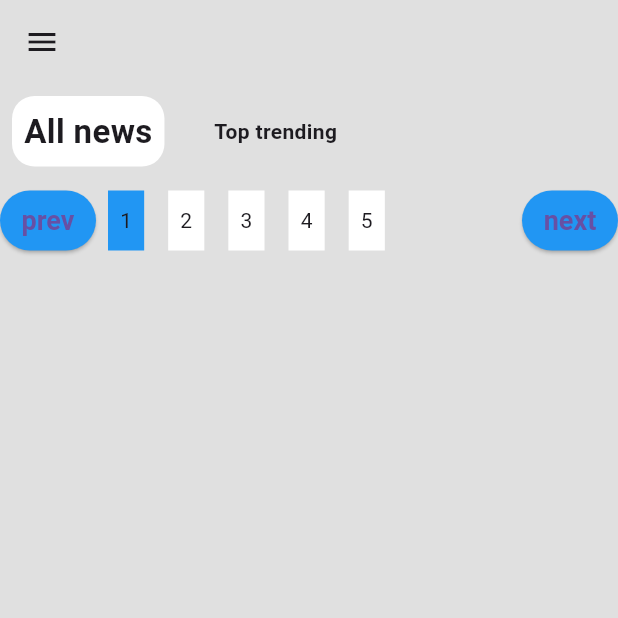
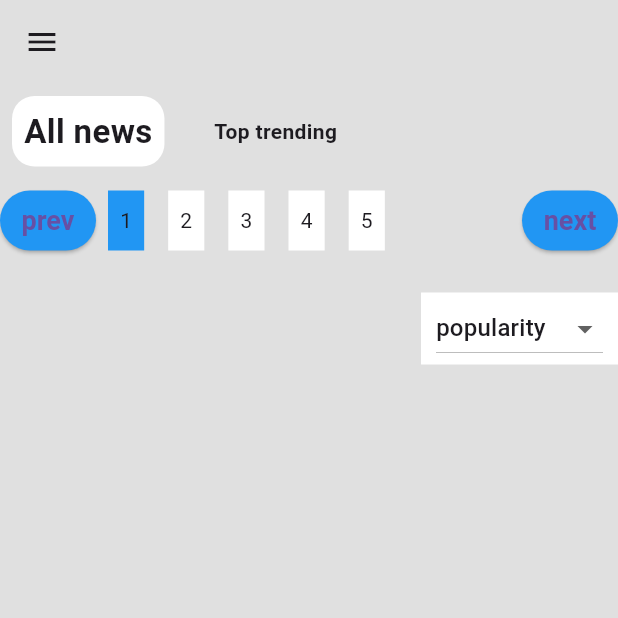
Before and after one commit to m9939418/AlexNewsFlutter, a Flutter app: the screen it shows after launch, on a phone screen of 412 x 824 dp, the top half of it. Run offline on Flutter 3.47's test engine with Material 3 defaults, Android fonts, the phone set to English and light mode, and no system bars; our stand-ins replace flutter_iconly, google_fonts, shared_preferences.

Commit message:
#18 add dropdown button

```diff
--- a/lib/consts/vars.dart
+++ b/lib/consts/vars.dart
@@ -2,3 +2,9 @@ enum NewsType {
   allNews,
   topTrending,
 }
+
+enum SortByEnum {
+  relevancy,
+  popularity,
+  publishedAt,
+}
--- a/lib/screens/home_screen.dart
+++ b/lib/screens/home_screen.dart
@@ -1,6 +1,7 @@
 import 'package:alex_news_flutter/consts/vars.dart';
 import 'package:alex_news_flutter/widgets/drawer_widget.dart';
 import 'package:alex_news_flutter/widgets/tabs_widget.dart';
+import 'package:alex_news_flutter/widgets/vetical_spacing.dart';
 import 'package:flutter/material.dart';
 import 'package:flutter/rendering.dart';
 
@@ -14,6 +15,7 @@ class HomeScreen extends StatefulWidget {
 class _HomeScreenState extends State<HomeScreen> {
   var newsType = NewsType.allNews;
   int currentPageIndex = 0;
+  String sortBy = SortByEnum.popularity.name;
 
   @override
   Widget build(BuildContext context) {
@@ -117,9 +119,44 @@ class _HomeScreenState extends State<HomeScreen> {
                     ],
                   ),
                 ),
+          const VerticalSpacing(10),
+          newsType == NewsType.topTrending
+              ? Container()
+              : Align(
+                  alignment: Alignment.topRight,
+                  child: Material(
+                    color: Theme.of(context).cardColor,
+                    child: Padding(
+                      padding: const EdgeInsets.symmetric(horizontal: 10),
+                      child: DropdownButton(
+                          value: sortBy,
+                          items: dropDownItem,
+                          onChanged: (String? value) {}),
+                    ),
+                  ),
+                )
         ],
       ),
     );
+  }
+
+  /** 設定 DropdownMenuItems **/
+  List<DropdownMenuItem<String>> get dropDownItem {
+    List<DropdownMenuItem<String>> menuItem = [
+      DropdownMenuItem(
+        value: SortByEnum.relevancy.name,
+        child: Text(SortByEnum.relevancy.name),
+      ),
+      DropdownMenuItem(
+        value: SortByEnum.publishedAt.name,
+        child: Text(SortByEnum.publishedAt.name),
+      ),
+      DropdownMenuItem(
+        value: SortByEnum.popularity.name,
+        child: Text(SortByEnum.popularity.name),
+      ),
+    ];
+    return menuItem;
   }
 
   Widget paginationButton({required Function function, required String text}) {
```
